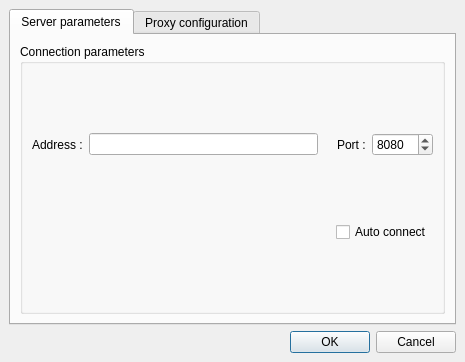
First picture: the form in src/MyCrawler/MyCrawlerServer/DialogPreferences.ui, repository geogeo28/mycrawler-alpha, before the edit.
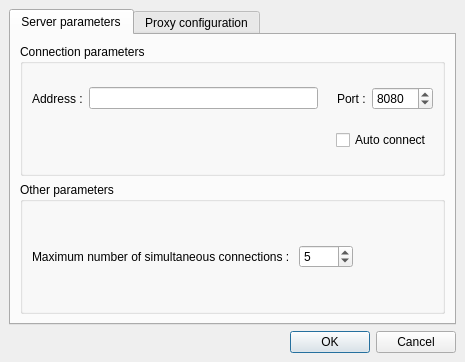
Second picture: the form after the edit. Icons and pictures are not drawn.

Commit message: + Added 'Maximum Number of Simultaneous Connections' setting.

```diff
--- a/src/MyCrawler/MyCrawlerServer/DialogPreferences.ui
+++ b/src/MyCrawler/MyCrawlerServer/DialogPreferences.ui
@@ -67,7 +67,7 @@
          <property name="title">
           <string>Connection parameters</string>
          </property>
-         <layout class="QVBoxLayout" name="verticalLayout">
+         <layout class="QVBoxLayout">
           <item>
            <layout class="QHBoxLayout">
             <item>
@@ -94,7 +94,7 @@
              </widget>
             </item>
             <item>
-             <spacer name="spacer">
+             <spacer>
               <property name="orientation">
                <enum>Qt::Horizontal</enum>
               </property>
@@ -121,6 +121,18 @@
             </item>
             <item>
              <widget class="QSpinBox" name="spinBoxServerPort">
+              <property name="sizePolicy">
+               <sizepolicy hsizetype="Minimum" vsizetype="Fixed">
+                <horstretch>0</horstretch>
+                <verstretch>0</verstretch>
+               </sizepolicy>
+              </property>
+              <property name="minimumSize">
+               <size>
+                <width>60</width>
+                <height>0</height>
+               </size>
+              </property>
               <property name="maximum">
                <number>65535</number>
               </property>
@@ -158,6 +170,64 @@
          </layout>
         </widget>
        </item>
+       <item>
+        <widget class="QGroupBox" name="groupBoxServerParameters">
+         <property name="title">
+          <string>Other parameters</string>
+         </property>
+         <layout class="QVBoxLayout">
+          <item>
+           <layout class="QHBoxLayout">
+            <item>
+             <widget class="QLabel" name="lblServerNumberOfConnections">
+              <property name="text">
+               <string>Maximum number of simultaneous connections : </string>
+              </property>
+             </widget>
+            </item>
+            <item>
+             <widget class="QSpinBox" name="spinBoxServerNumberOfConnections">
+              <property name="sizePolicy">
+               <sizepolicy hsizetype="Preferred" vsizetype="Fixed">
+                <horstretch>0</horstretch>
+                <verstretch>0</verstretch>
+               </sizepolicy>
+              </property>
+              <property name="minimumSize">
+               <size>
+                <width>50</width>
+                <height>0</height>
+               </size>
+              </property>
+              <property name="minimum">
+               <number>1</number>
+              </property>
+              <property name="maximum">
+               <number>9999</number>
+              </property>
+              <property name="value">
+               <number>5</number>
+              </property>
+             </widget>
+            </item>
+            <item>
+             <spacer>
+              <property name="orientation">
+               <enum>Qt::Horizontal</enum>
+              </property>
+              <property name="sizeHint" stdset="0">
+               <size>
+                <width>40</width>
+                <height>20</height>
+               </size>
+              </property>
+             </spacer>
+            </item>
+           </layout>
+          </item>
+         </layout>
+        </widget>
+       </item>
       </layout>
      </widget>
      <widget class="QWidget" name="tabProxy">
```
Left out of the diff: 19 changed lines with no effect on the pictures. The commit also changes 4 other files.
